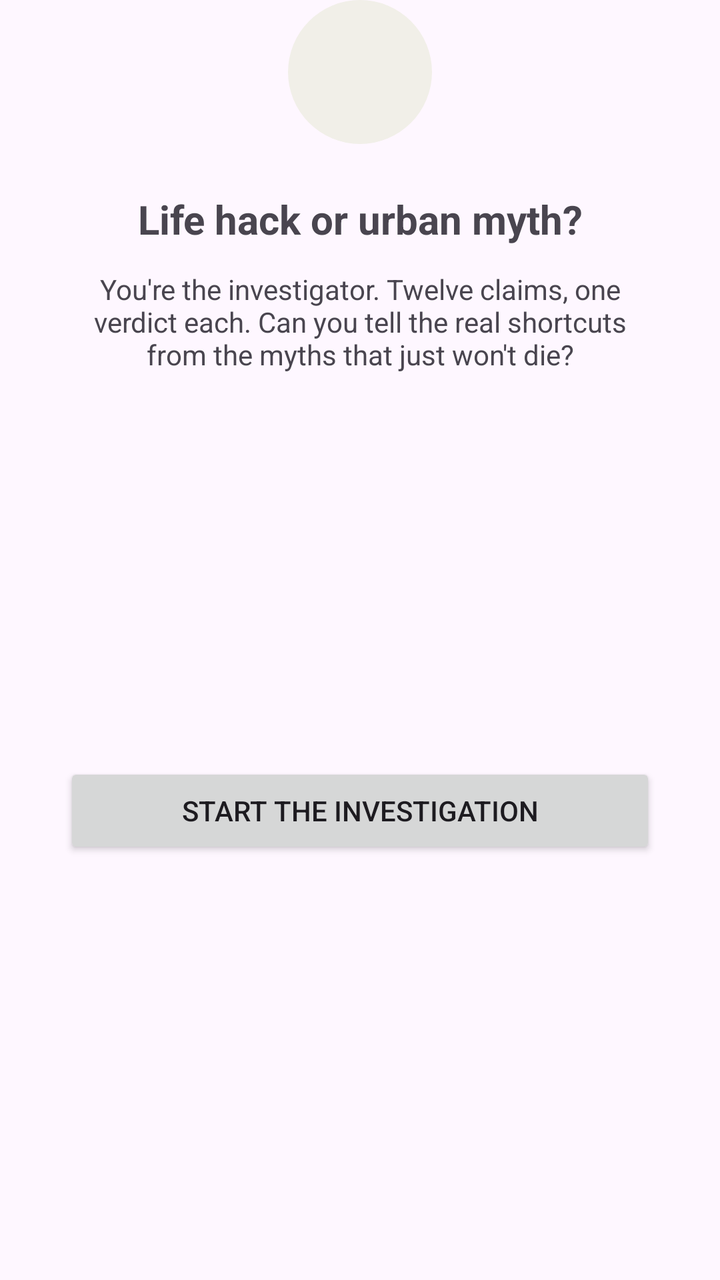
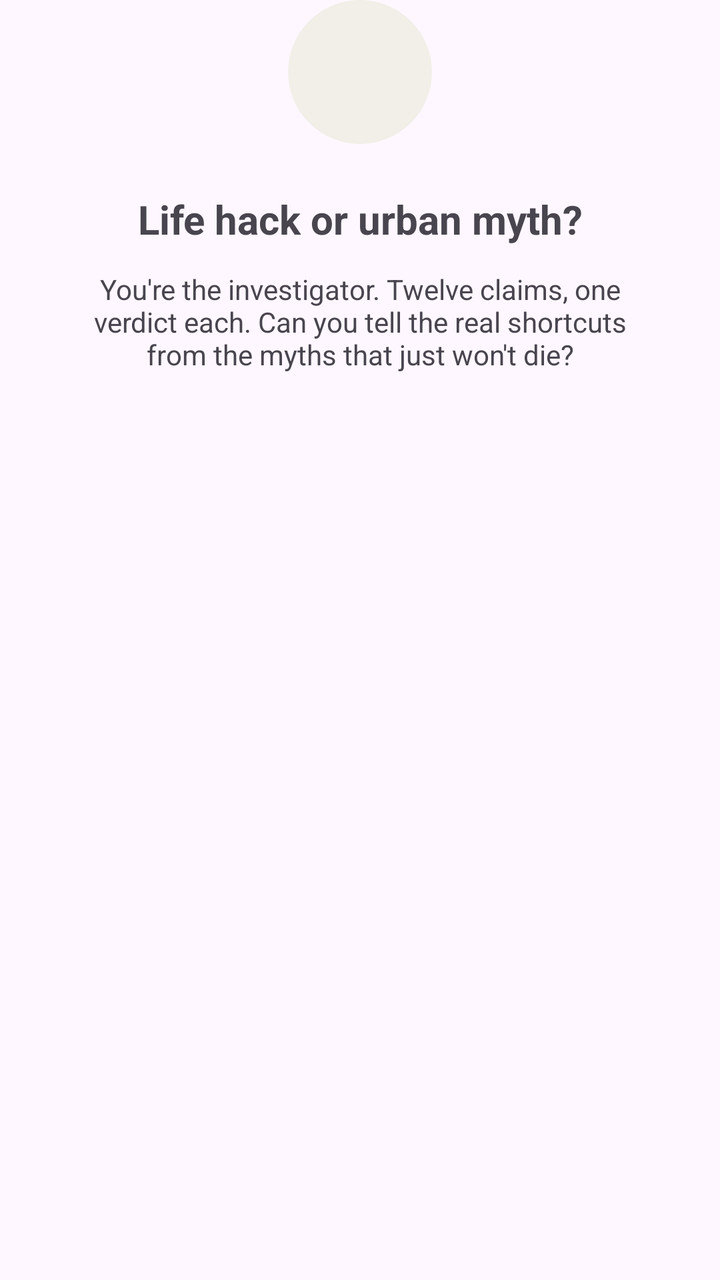

Screens rendered from an Android XML layout before and after an edit, with the pre-edit source and the edit as a unified diff.
<!-- AndroidManifest.xml: application theme Theme.LifeHackOrMyth -->
<!-- res/layout/activity_main.xml -->
<androidx.constraintlayout.widget.ConstraintLayout xmlns:android="http://schemas.android.com/apk/res/android"
    xmlns:app="http://schemas.android.com/apk/res-auto"
    xmlns:tools="http://schemas.android.com/tools"
    android:id="@+id/main"
    android:layout_width="match_parent"
    android:layout_height="match_parent"
    tools:context=".MainActivity">
    <View
        android:id="@+id/iconCircle"
        android:layout_width="72dp"
        android:layout_height="72dp"
        android:background="@drawable/circle_background"
        app:layout_constraintTop_toTopOf="parent"
        app:layout_constraintStart_toStartOf="parent"
        app:layout_constraintEnd_toEndOf="parent"
        app:layout_constraintVertical_bias="0.3" />
    <TextView
        android:id="@+id/titleText"
        android:layout_width="0dp"
        android:layout_height="wrap_content"
        android:layout_marginTop="24dp"
        android:layout_marginStart="32dp"
        android:layout_marginEnd="32dp"
        android:text="Life hack or urban myth?"
        android:textSize="20sp"
        android:textStyle="bold"
        android:gravity="center"
        app:layout_constraintTop_toBottomOf="@id/iconCircle"
        app:layout_constraintStart_toStartOf="parent"
        app:layout_constraintEnd_toEndOf="parent" />
    <TextView
        android:id="@+id/descriptionText"
        android:layout_width="0dp"
        android:layout_height="wrap_content"
        android:layout_marginTop="12dp"
        android:layout_marginStart="32dp"
        android:layout_marginEnd="32dp"
        android:text="You're the investigator. Twelve claims, one verdict each. Can you tell the real shortcuts from the myths that just won't die?"
        android:textSize="14sp"
        android:gravity="center"
        app:layout_constraintTop_toBottomOf="@id/titleText"
        app:layout_constraintStart_toStartOf="parent"
        app:layout_constraintEnd_toEndOf="parent" />
    <Button
        android:id="@+id/startButton"
        android:layout_width="0dp"
        android:layout_height="wrap_content"
        android:layout_marginTop="32dp"
        android:layout_marginStart="32dp"
        android:layout_marginEnd="32dp"
        android:layout_marginBottom="48dp"
        android:text="Start the investigation"
        app:layout_constraintTop_toBottomOf="@id/descriptionText"
        app:layout_constraintStart_toStartOf="parent"
        app:layout_constraintEnd_toEndOf="parent"
        app:layout_constraintBottom_toBottomOf="parent" />


</androidx.constraintlayout.widget.ConstraintLayout>
<!-- resources referenced by this layout -->
<resources>
  <!-- drawable circle_background (drawable) -->
  <?xml version="1.0" encoding="utf-8"?>
  <shape xmlns:android="http://schemas.android.com/apk/res/android"
      android:shape="oval">
      <solid android:color="#F1EFE8" />
  </shape>
  <style name="Theme.LifeHackOrMyth" parent="Base.Theme.LifeHackOrMyth" />
  <style name="Base.Theme.LifeHackOrMyth" parent="Theme.Material3.DayNight.NoActionBar">
          
          
      </style>
</resources>

<!-- the commit's change to res/layout/activity_main.xml (unified diff, before → after) -->
@@ -41,19 +41,7 @@
         app:layout_constraintTop_toBottomOf="@id/titleText"
         app:layout_constraintStart_toStartOf="parent"
         app:layout_constraintEnd_toEndOf="parent" />
-    <Button
-        android:id="@+id/startButton"
-        android:layout_width="0dp"
-        android:layout_height="wrap_content"
-        android:layout_marginTop="32dp"
-        android:layout_marginStart="32dp"
-        android:layout_marginEnd="32dp"
-        android:layout_marginBottom="48dp"
-        android:text="Start the investigation"
-        app:layout_constraintTop_toBottomOf="@id/descriptionText"
-        app:layout_constraintStart_toStartOf="parent"
-        app:layout_constraintEnd_toEndOf="parent"
-        app:layout_constraintBottom_toBottomOf="parent" />
+
 
 
 </androidx.constraintlayout.widget.ConstraintLayout>
